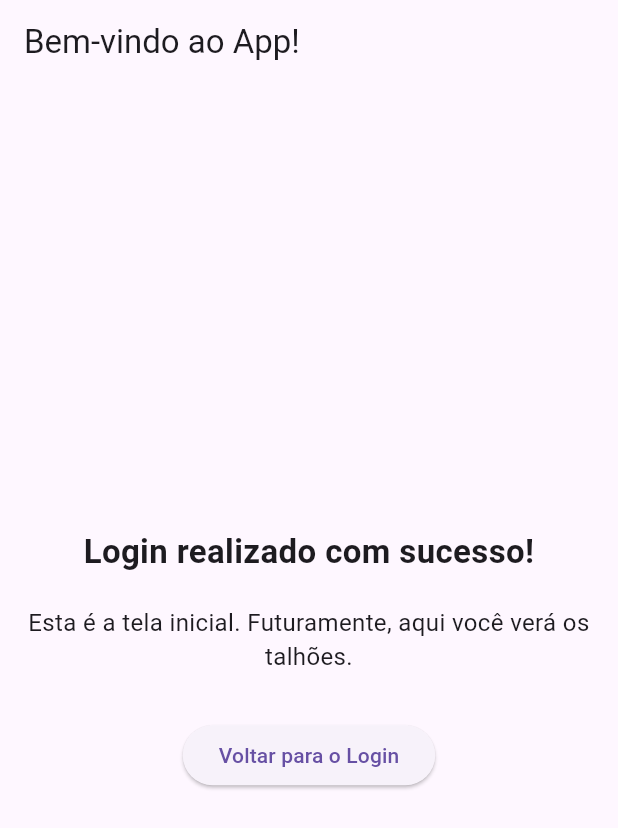
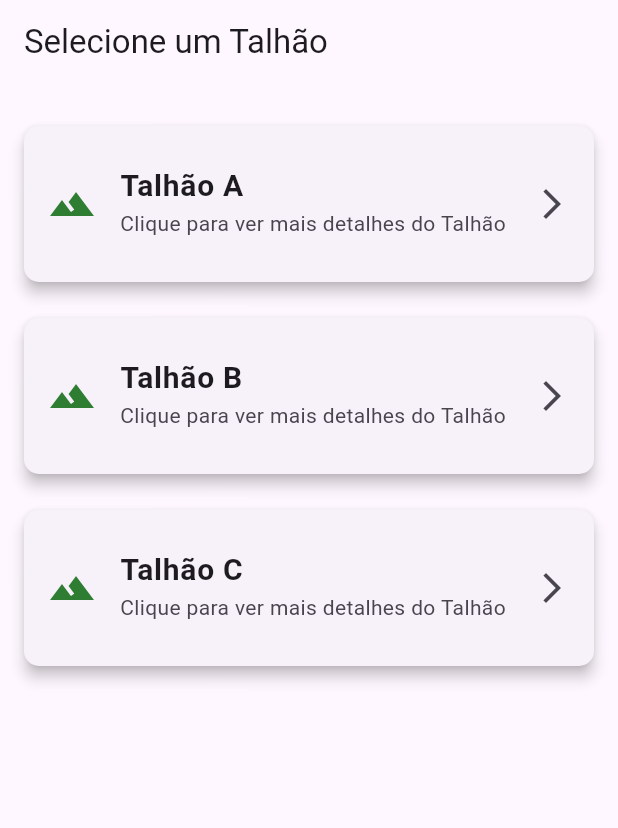
Before and after one commit to viniciuss-png/APP-Doce-Mel, a Flutter app: the HomeScreen screen opened directly, on a phone screen of 412 x 824 dp. Shown: the top 828 px of the screen. Run offline on Flutter 3.47's test engine with Material 3 defaults, Android fonts, the light colour scheme and no system bars.

Commit message:
atualizacao das telas

```diff
--- a/lib/main.dart
+++ b/lib/main.dart
@@ -11,7 +11,7 @@ class MyApp extends StatelessWidget {
   @override
   Widget build(BuildContext context) {
     return MaterialApp(
-      title: 'Doce Mel App',
+      title: 'Doce Mel',
       theme: ThemeData(
         primarySwatch: Colors.green,
         visualDensity: VisualDensity.adaptivePlatformDensity,
--- a/lib/screens/home_screen.dart
+++ b/lib/screens/home_screen.dart
@@ -1,39 +1,57 @@
 import 'package:flutter/material.dart';
+import 'package:docemel_f/screens/talhao_detail_screen.dart';
 
 class HomeScreen extends StatelessWidget {
   const HomeScreen({Key? key}) : super(key: key);
 
   @override
   Widget build(BuildContext context) {
+    final talhoes = ['A', 'B', 'C'];
+
     return Scaffold(
       appBar: AppBar(
-        title: const Text('Bem-vindo ao App!'),
+        title: const Text('Selecione um Talhão'),
         automaticallyImplyLeading: false,
       ),
-      body: Center(
-        child: Column(
-          mainAxisAlignment: MainAxisAlignment.center,
-          children: <Widget>[
-            const Text(
-              'Login realizado com sucesso!',
-              style: TextStyle(fontSize: 22, fontWeight: FontWeight.bold),
-              textAlign: TextAlign.center,
+      body: ListView.builder(
+        padding: const EdgeInsets.all(16.0),
+        itemCount: talhoes.length,
+        itemBuilder: (context, index) {
+          final talhao = talhoes[index];
+          return Card(
+            shape: RoundedRectangleBorder(
+              borderRadius: BorderRadius.circular(10),
             ),
-            const SizedBox(height: 20),
-            const Text(
-              'Esta é a tela inicial. Futuramente, aqui você verá os talhões.',
-              style: TextStyle(fontSize: 16),
-              textAlign: TextAlign.center,
+            elevation: 4,
+            margin: const EdgeInsets.symmetric(vertical: 12),
+            child: ListTile(
+              contentPadding: const EdgeInsets.all(16),
+              leading: Icon(
+                Icons.landscape,
+                color: Colors.green[800],
+                size: 32,
+              ),
+              title: Text(
+                'Talhão $talhao',
+                style: const TextStyle(
+                  fontSize: 20,
+                  fontWeight: FontWeight.bold,
+                ),
+              ),
+              subtitle: const Text('Clique para ver mais detalhes do Talhão'),
+              trailing: const Icon(Icons.arrow_forward_ios),
+              onTap: () {
+                Navigator.push(
+                  context,
+                  MaterialPageRoute(
+                    builder: (context) =>
+                        TalhaoDetailScreen(nomeTalhao: talhao),
+                  ),
+                );
+              },
             ),
-            const SizedBox(height: 30),
-            ElevatedButton(
-              onPressed: () {
-                Navigator.pop(context);
-              },
-              child: const Text('Voltar para o Login'),
-            ),
-          ],
-        ),
+          );
+        },
       ),
     );
   }
```
Also changed, not shown: lib/auth/login_screen.dart (+31 -6 lines), lib/screens/talhao_detail_screen.dart (added, +84 -0 lines).
